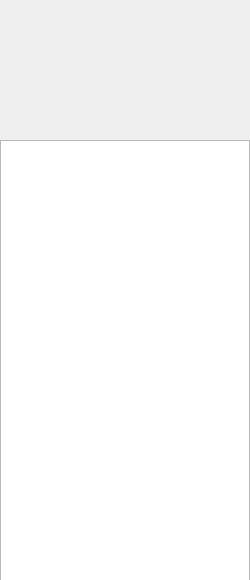
First picture: the form in src/app/chat/ChatFunc.ui, repository gonghf95/g5c, before the edit.
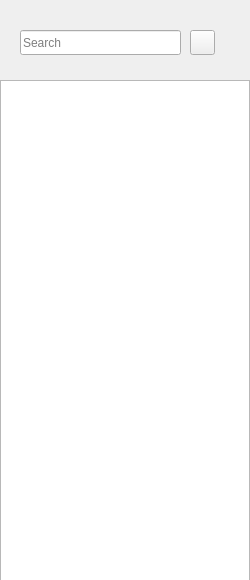
Second picture: the form after the edit. Icons and pictures are not drawn. Custom widgets are drawn as their Qt base class.

Patch:
```diff
--- a/src/app/chat/ChatFunc.ui
+++ b/src/app/chat/ChatFunc.ui
@@ -17,12 +17,57 @@
    <property name="geometry">
     <rect>
      <x>0</x>
-     <y>140</y>
+     <y>80</y>
      <width>250</width>
-     <height>441</height>
+     <height>501</height>
     </rect>
    </property>
   </widget>
+  <widget class="QLineEdit" name="edt_search">
+   <property name="geometry">
+    <rect>
+     <x>20</x>
+     <y>30</y>
+     <width>161</width>
+     <height>25</height>
+    </rect>
+   </property>
+   <property name="placeholderText">
+    <string>Search</string>
+   </property>
+   <property name="clearButtonEnabled">
+    <bool>true</bool>
+   </property>
+  </widget>
+  <widget class="QPushButton" name="btn_add">
+   <property name="geometry">
+    <rect>
+     <x>190</x>
+     <y>30</y>
+     <width>25</width>
+     <height>25</height>
+    </rect>
+   </property>
+   <property name="text">
+    <string/>
+   </property>
+   <property name="icon">
+    <iconset resource="../../../resource.qrc">
+     <normaloff>:/resource/image/add.png</normaloff>:/resource/image/add.png</iconset>
+   </property>
+  </widget>
+  <action name="actionSerach">
+   <property name="icon">
+    <iconset resource="../../../resource.qrc">
+     <normaloff>:/resource/image/search.png</normaloff>:/resource/image/search.png</iconset>
+   </property>
+   <property name="text">
+    <string>Serach</string>
+   </property>
+   <property name="toolTip">
+    <string>Search</string>
+   </property>
+  </action>
  </widget>
  <customwidgets>
   <customwidget>
```
Left out of the diff: 4 changed lines with no effect on the pictures.
